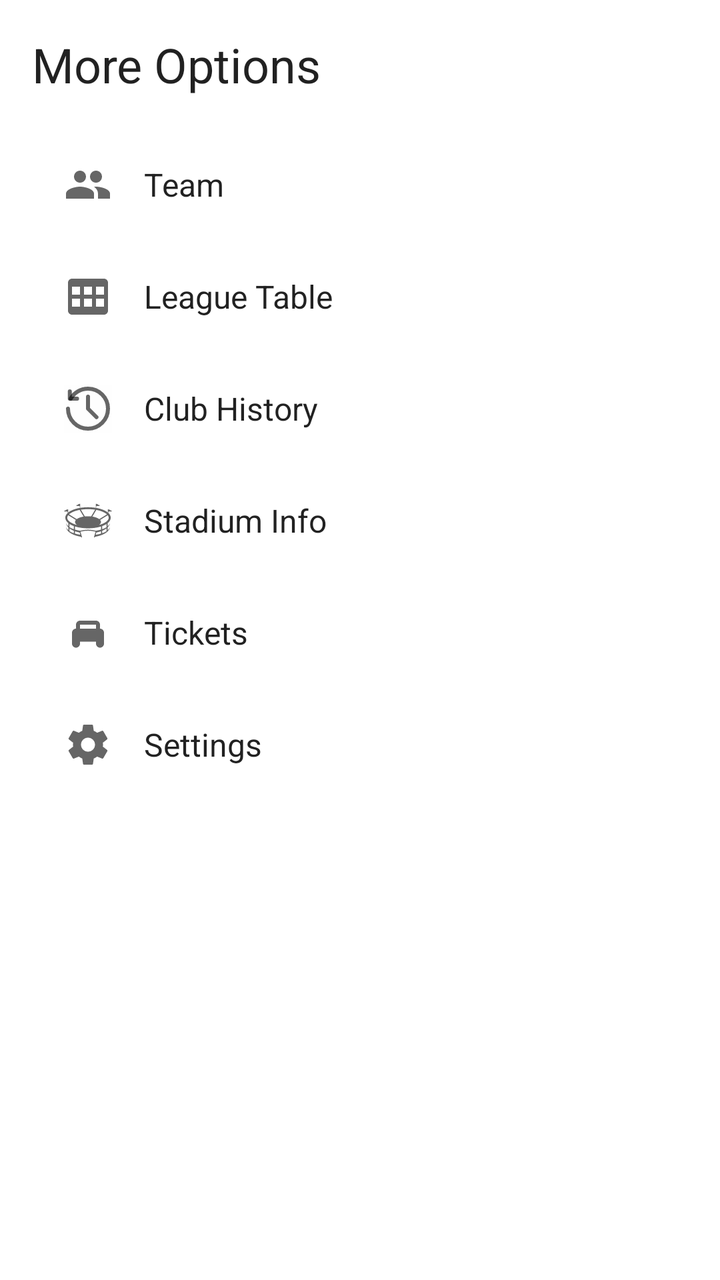
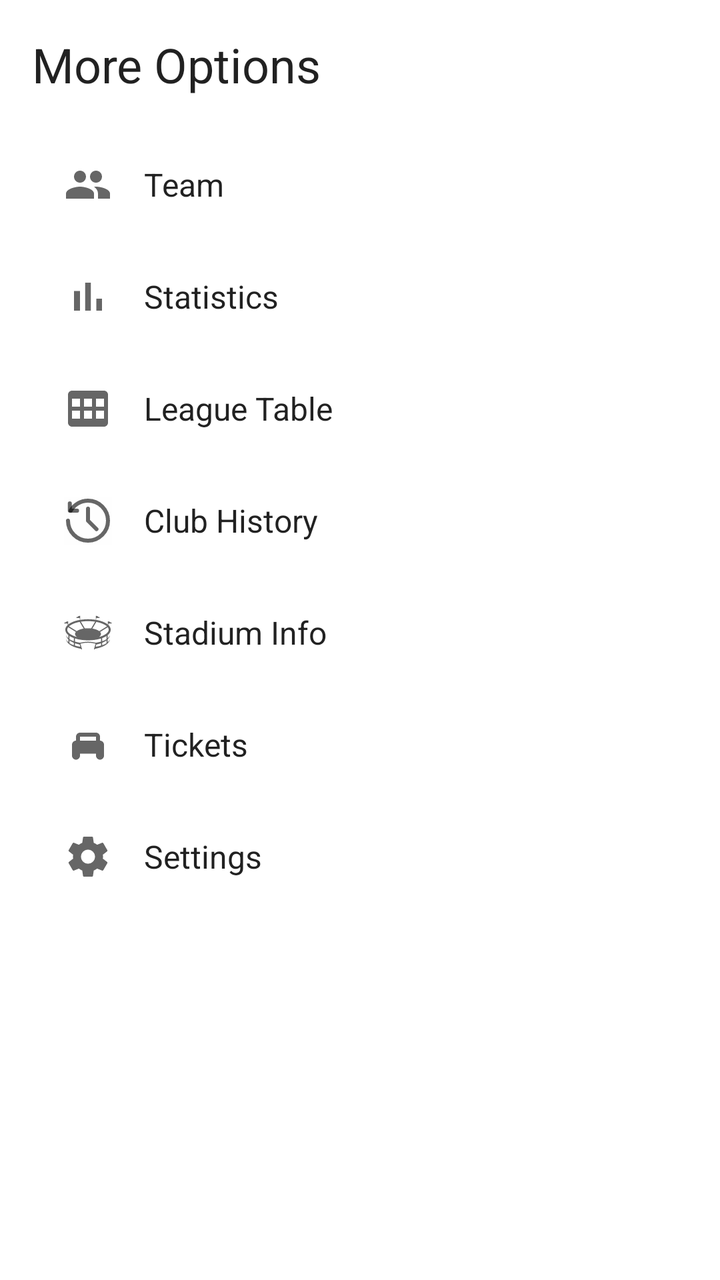

The first picture is an Android layout as it rendered before a commit; the second is the same layout after the commit. The layout source and the unified diff follow.
<!-- AndroidManifest.xml: application theme Theme.FCNeftchi -->
<!-- res/layout/fragment_more.xml -->
<?xml version="1.0" encoding="utf-8"?>
<ScrollView xmlns:android="http://schemas.android.com/apk/res/android"
    xmlns:tools="http://schemas.android.com/tools"
    android:layout_width="match_parent"
    android:layout_height="match_parent"
    tools:context=".ui.more.MoreFragment">

    <LinearLayout
        android:layout_width="match_parent"
        android:layout_height="wrap_content"
        android:orientation="vertical"
        android:padding="16dp">

        <TextView
            style="?attr/textAppearanceHeadline5"
            android:layout_width="wrap_content"
            android:layout_height="wrap_content"
            android:text="More Options"
            android:layout_marginBottom="16dp"/>

        <TextView
            android:id="@+id/team_button"
            style="?attr/textAppearanceListItem"
            android:drawableStart="@drawable/ic_team"
            android:drawablePadding="16dp"
            android:gravity="center_vertical"
            android:layout_width="match_parent"
            android:layout_height="wrap_content"
            android:background="?attr/selectableItemBackground"
            android:padding="16dp"
            android:text="@string/title_team"/>

        <TextView
            style="?attr/textAppearanceListItem"
            android:drawableStart="@drawable/ic_table"
            android:drawablePadding="16dp"
            android:gravity="center_vertical"
            android:layout_width="match_parent"
            android:layout_height="wrap_content"
            android:padding="16dp"
            android:text="League Table"/>

        <TextView
            style="?attr/textAppearanceListItem"
            android:drawableStart="@drawable/ic_history"
            android:drawablePadding="16dp"
            android:gravity="center_vertical"
            android:layout_width="match_parent"
            android:layout_height="wrap_content"
            android:padding="16dp"
            android:text="Club History"/>

        <TextView
            style="?attr/textAppearanceListItem"
            android:drawableStart="@drawable/ic_stadium"
            android:drawablePadding="16dp"
            android:gravity="center_vertical"
            android:layout_width="match_parent"
            android:layout_height="wrap_content"
            android:padding="16dp"
            android:text="Stadium Info"/>

        <TextView
            style="?attr/textAppearanceListItem"
            android:drawableStart="@drawable/ic_tickets"
            android:drawablePadding="16dp"
            android:gravity="center_vertical"
            android:layout_width="match_parent"
            android:layout_height="wrap_content"
            android:padding="16dp"
            android:text="Tickets"/>

        <TextView
            style="?attr/textAppearanceListItem"
            android:drawableStart="@drawable/ic_settings"
            android:drawablePadding="16dp"
            android:gravity="center_vertical"
            android:layout_width="match_parent"
            android:layout_height="wrap_content"
            android:padding="16dp"
            android:text="Settings"/>

    </LinearLayout>
</ScrollView>
<!-- resources referenced by this layout -->
<resources>
  <!-- drawable ic_table (drawable) -->
  <?xml version="1.0" encoding="utf-8"?>
  <vector xmlns:android="http://schemas.android.com/apk/res/android"
      android:width="24dp"
      android:height="24dp"
      android:viewportWidth="24"
      android:viewportHeight="24"
      android:tint="?attr/colorControlNormal">
      <path
          android:fillColor="@android:color/white"
          android:pathData="M20,3H4C2.9,3 2,3.9 2,5v14c0,1.1 0.9,2 2,2h16c1.1,0 2,-0.9 2,-2V5C22,3.9 21.1,3 20,3zM8,11H4V7h4V11zM14,11h-4V7h4V11zM20,11h-4V7h4V11zM8,17H4v-4h4V17zM14,17h-4v-4h4V17zM20,17h-4v-4h4V17z"/>
  </vector>
  <!-- drawable ic_team (drawable) -->
  <?xml version="1.0" encoding="utf-8"?>
  <vector xmlns:android="http://schemas.android.com/apk/res/android"
      android:width="24dp"
      android:height="24dp"
      android:viewportWidth="24"
      android:viewportHeight="24"
      android:tint="?attr/colorControlNormal">
      <path
          android:fillColor="@android:color/white"
          android:pathData="M16,11c1.66,0 2.99,-1.34 2.99,-3S17.66,5 16,5c-1.66,0 -3,1.34 -3,3s1.34,3 3,3zM8,11c1.66,0 2.99,-1.34 2.99,-3S9.66,5 8,5C6.34,5 5,6.34 5,8s1.34,3 3,3zM8,13c-2.33,0 -7,1.17 -7,3.5V19h14v-2.5C15,14.17 10.33,13 8,13zM16,13c-0.29,0 -0.62,0.02 -0.97,0.05 1.16,0.84 1.97,1.97 1.97,3.45V19h6v-2.5C23,14.17 18.33,13 16,13z"/>
  </vector>
  <!-- drawable ic_tickets (drawable) -->
  <?xml version="1.0" encoding="utf-8"?>
  <vector xmlns:android="http://schemas.android.com/apk/res/android"
      android:width="24dp"
      android:height="24dp"
      android:viewportWidth="24"
      android:viewportHeight="24"
      android:tint="?attr/colorControlNormal">
      <path
          android:fillColor="@android:color/white"
          android:pathData="M20,12c0,-1.1 -0.9,-2 -2,-2V8c0,-1.1 -0.9,-2 -2,-2H8C6.9,6 6,6.9 6,8v2c-1.1,0 -2,0.9 -2,2v5.5c0,1.1 0.9,2 2,2s2,-0.9 2,-2v-1h8v1c0,1.1 0.9,2 2,2s2,-0.9 2,-2V12zM16,10H8V8h8V10z"/>
  </vector>
  <string name="title_team">Team</string>
  <style name="Theme.FCNeftchi" parent="Theme.MaterialComponents.DayNight.NoActionBar">
          <item name="colorPrimary">@color/neftchi_green</item>
          <item name="colorPrimaryVariant">@color/neftchi_green_dark</item>
          <item name="colorOnPrimary">@color/white</item>
          <item name="colorSecondary">@color/neftchi_green_light</item>
          <item name="colorSecondaryVariant">@color/neftchi_green</item>
          <item name="colorOnSecondary">@color/black</item>
          <item name="android:statusBarColor">@android:color/transparent</item>
          <item name="android:navigationBarColor">@android:color/transparent</item>
      </style>
  <color name="neftchi_green">#008000</color>
  <color name="neftchi_green_dark">#006400</color>
  <color name="white">#FFFFFFFF</color>
  <color name="neftchi_green_light">#90EE90</color>
  <color name="black">#FF000000</color>
  <!-- unchanged entries left out for length: 3 -->
</resources>

<!-- the commit's change to res/layout/fragment_more.xml (unified diff, before → after) -->
@@ -29,6 +29,18 @@
             android:background="?attr/selectableItemBackground"
             android:padding="16dp"
             android:text="@string/title_team"/>
+
+        <TextView
+            android:id="@+id/statistics_button"
+            style="?attr/textAppearanceListItem"
+            android:drawableStart="@drawable/ic_stats"
+            android:drawablePadding="16dp"
+            android:gravity="center_vertical"
+            android:layout_width="match_parent"
+            android:layout_height="wrap_content"
+            android:background="?attr/selectableItemBackground"
+            android:padding="16dp"
+            android:text="@string/title_statistics"/>
 
         <TextView
             style="?attr/textAppearanceListItem"
<!-- resource entries referenced after the edit -->
@@ -1,5 +1,17 @@
 <!-- resources referenced by this layout -->
 <resources>
+  <!-- drawable ic_stats (drawable) -->
+  <?xml version="1.0" encoding="utf-8"?>
+  <vector xmlns:android="http://schemas.android.com/apk/res/android"
+      android:width="24dp"
+      android:height="24dp"
+      android:viewportWidth="24"
+      android:viewportHeight="24"
+      android:tint="?attr/colorControlNormal">
+      <path
+          android:fillColor="@android:color/white"
+          android:pathData="M5,9.2h3V19H5zM10.6,5h2.8v14h-2.8V5zM16.2,13H19v6h-2.8V13z"/>
+  </vector>
   <!-- drawable ic_table (drawable) -->
   <?xml version="1.0" encoding="utf-8"?>
   <vector xmlns:android="http://schemas.android.com/apk/res/android"
@@ -36,6 +48,7 @@
           android:fillColor="@android:color/white"
           android:pathData="M20,12c0,-1.1 -0.9,-2 -2,-2V8c0,-1.1 -0.9,-2 -2,-2H8C6.9,6 6,6.9 6,8v2c-1.1,0 -2,0.9 -2,2v5.5c0,1.1 0.9,2 2,2s2,-0.9 2,-2v-1h8v1c0,1.1 0.9,2 2,2s2,-0.9 2,-2V12zM16,10H8V8h8V10z"/>
   </vector>
+  <string name="title_statistics">Statistics</string>
   <string name="title_team">Team</string>
   <style name="Theme.FCNeftchi" parent="Theme.MaterialComponents.DayNight.NoActionBar">
           <item name="colorPrimary">@color/neftchi_green</item>
